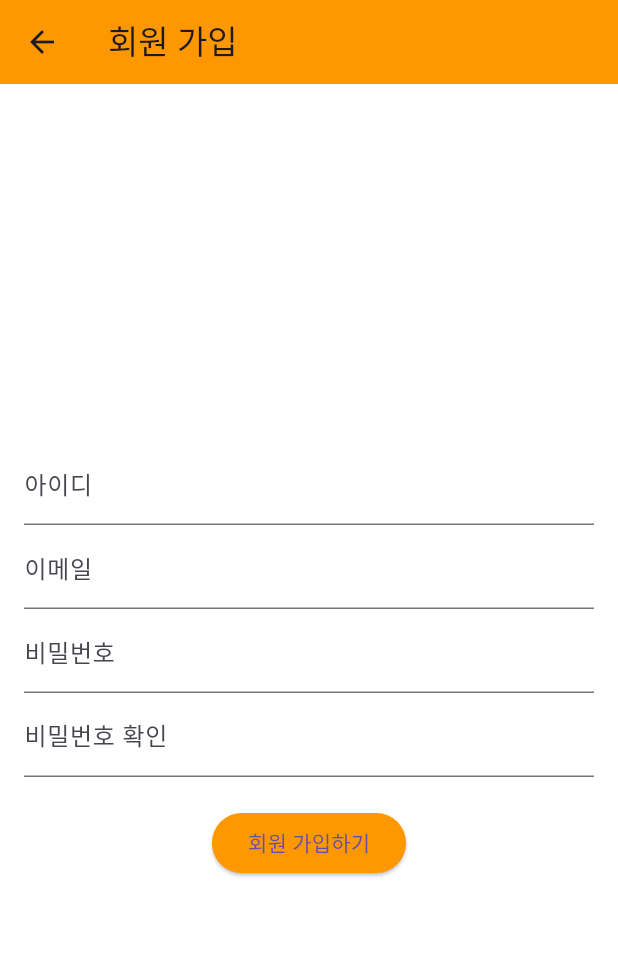
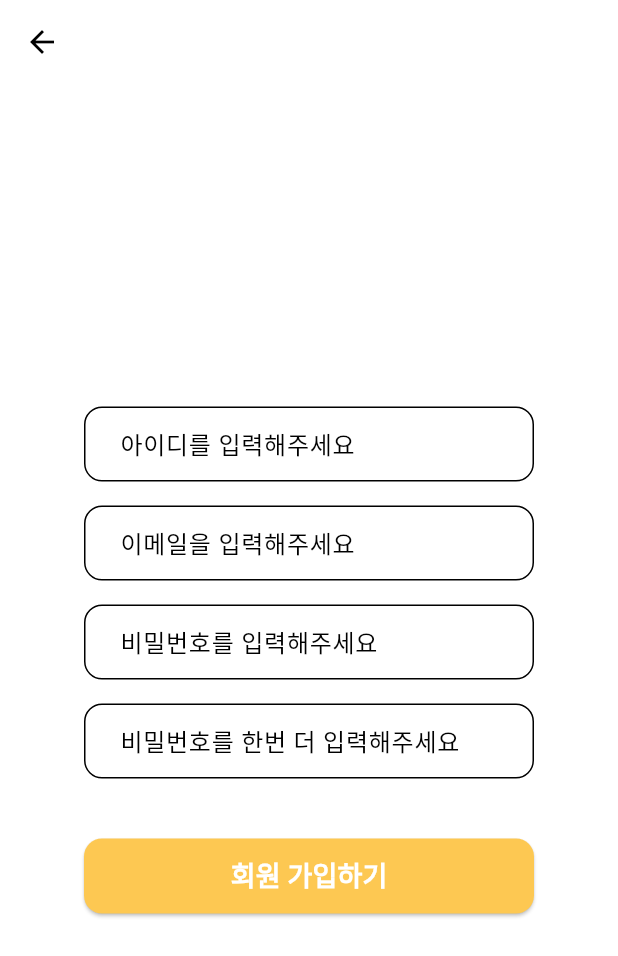
Before and after one commit to kminnyes/Familring, a Flutter app: the SignupScreen screen opened by its route, on a phone screen of 412 x 824 dp. Shown: the top 956 px of the screen. Run offline on Flutter 3.47's test engine with Material 3 defaults, Android fonts, the phone set to English and light mode, and no system bars; our stand-ins replace flutter_dotenv, shared_preferences, table_calendar; accounts and stored records are empty; network calls fail.

Commit message:
로그인, 회원가입 화면 디자인 변경

```diff
--- a/lib/main.dart
+++ b/lib/main.dart
@@ -43,19 +43,29 @@ class MyApp extends StatelessWidget {
     return MaterialApp(
       title: 'Flutter Navigation Bar',
       theme: ThemeData(
-        primarySwatch: Colors.blue,
-        scaffoldBackgroundColor: Colors.white, //앱 기본 배경색을 흰색으로 설정
+        primarySwatch: Colors.amber, // 앱의 기본 색상을 주황색으로 설정
+        scaffoldBackgroundColor: Colors.white, // 앱 기본 배경색을 흰색으로 설정
         appBarTheme: AppBarTheme(
           backgroundColor: Colors.white,
+          iconTheme: IconThemeData(color: Colors.black), // 앱바 아이콘 색상을 검은색으로 설정
         ),
         textTheme: TextTheme(
-          bodyMedium: TextStyle(fontSize: fontSize), // `bodyMedium` 사용
+          bodyMedium: TextStyle(fontSize: fontSize),
           bodyLarge: TextStyle(fontSize: fontSize),
-          headlineSmall: TextStyle(fontSize: fontSize), // 헤드라인에도 적용
+          headlineSmall: TextStyle(fontSize: fontSize),
+        ),
+        colorScheme: ColorScheme.fromSwatch(primarySwatch: Colors.amber).copyWith(
+          secondary: Colors.amber, // 강조 색상 설정
+        ),
+        inputDecorationTheme: InputDecorationTheme(
+          focusedBorder: OutlineInputBorder(
+            borderSide: BorderSide(color: Colors.amber), // 입력 필드 포커스 색상 설정
+            borderRadius: BorderRadius.circular(12.0),
+          ),
         ),
       ),
       debugShowCheckedModeBanner: false,
-      initialRoute: initialRoute, // 초기 경로 설정
+      initialRoute: initialRoute,
       routes: {
         '/login': (context) => LoginScreen(),
         '/signup': (context) => SignupScreen(),
@@ -65,7 +75,7 @@ class MyApp extends StatelessWidget {
         '/today_question': (context) => QuestionListScreen(),
         '/edit_profile': (context) => mypage.EditProfileScreen(nickname: '닉네임'),
         '/font_size_settings': (context) => FontSizeSettingsScreen(),
-        '/welcome' : (context) => WelcomeScreen()
+        '/welcome': (context) => WelcomeScreen(),
       },
     );
   }
--- a/lib/signup_screen.dart
+++ b/lib/signup_screen.dart
@@ -4,14 +4,14 @@ import 'dart:convert';
 
 class SignupScreen extends StatelessWidget {
   final TextEditingController _usernameController = TextEditingController();
-  final TextEditingController _emailController = TextEditingController(); // 이메일 입력 필드 추가
+  final TextEditingController _emailController = TextEditingController();
   final TextEditingController _passwordController = TextEditingController();
   final TextEditingController _confirmPasswordController = TextEditingController();
 
   // 회원가입 요청 함수
   void _signup(BuildContext context) async {
     String username = _usernameController.text;
-    String email = _emailController.text; // 이메일 데이터 추가
+    String email = _emailController.text;
     String password = _passwordController.text;
     String confirmPassword = _confirmPasswordController.text;
 
@@ -23,7 +23,7 @@ class SignupScreen extends StatelessWidget {
     }
 
     try {
-      var url = Uri.parse('http://127.0.0.1:8000/api/register/');  // 회원가입 URL
+      var url = Uri.parse('http://127.0.0.1:8000/api/register/');
       var response = await http.post(
         url,
         headers: {
@@ -31,13 +31,10 @@ class SignupScreen extends StatelessWidget {
         },
         body: jsonEncode({
           'username': username,
-          'email': email,  // 이메일 데이터 서버로 전달
+          'email': email,
           'password': password,
         }),
       );
-
-      print('Response status: ${response.statusCode}');
-      print('Response body: ${response.body}');
 
       if (response.statusCode == 201) {
         ScaffoldMessenger.of(context).showSnackBar(
@@ -51,7 +48,6 @@ class SignupScreen extends StatelessWidget {
         );
       }
     } catch (error) {
-      print('Error: $error');
       ScaffoldMessenger.of(context).showSnackBar(
         SnackBar(content: Text('회원가입 중 오류가 발생했습니다. 다시 시도해주세요.')),
       );
@@ -62,50 +58,72 @@ class SignupScreen extends StatelessWidget {
   Widget build(BuildContext context) {
     return Scaffold(
       appBar: AppBar(
-        title: Text('회원 가입'),
-        backgroundColor: Colors.orange,
+        backgroundColor: Colors.white,
+        elevation: 0,
+        leading: IconButton(
+          icon: Icon(Icons.arrow_back, color: Colors.black),
+          onPressed: () => Navigator.of(context).pop(),
         ),
-      body: Padding(
-        padding: const EdgeInsets.all(16.0),
+      ),
+      body: Center(
+        child: SingleChildScrollView(
+          padding: const EdgeInsets.symmetric(horizontal: 24.0),
           child: Column(
             mainAxisAlignment: MainAxisAlignment.center,
+            crossAxisAlignment: CrossAxisAlignment.center,
             children: [
-            TextField(
-              controller: _usernameController,
-              decoration: InputDecoration(
-                labelText: '아이디',
-              ),
-            ),
-            TextField(
-              controller: _emailController, // 이메일 입력 필드
-              decoration: InputDecoration(
-                labelText: '이메일',
-              ),
-              keyboardType: TextInputType.emailAddress,
-            ),
-            TextField(
-              controller: _passwordController,
-              decoration: InputDecoration(
-                labelText: '비밀번호',
-              ),
-              obscureText: true,
-            ),
-            TextField(
-              controller: _confirmPasswordController,
-              decoration: InputDecoration(
-                labelText: '비밀번호 확인',
-              ),
-              obscureText: true,
-            ),
-            SizedBox(height: 20),
-            ElevatedButton(
+              _buildTextField(_usernameController, '아이디를 입력해주세요', width: 300, height: 50),
+              SizedBox(height: 16),
+              _buildTextField(_emailController, '이메일을 입력해주세요', inputType: TextInputType.emailAddress, width: 300, height: 50),
+              SizedBox(height: 16),
+              _buildTextField(_passwordController, '비밀번호를 입력해주세요', isPassword: true, width: 300, height: 50),
+              SizedBox(height: 16),
+              _buildTextField(_confirmPasswordController, '비밀번호를 한번 더 입력해주세요', isPassword: true, width: 300, height: 50),
+              SizedBox(height: 40),
+              SizedBox(
+                width: 300,
+                height: 50,
+                child: ElevatedButton(
                   onPressed: () {
                     _signup(context);
                   },
-              child: Text('회원 가입하기'),
-              style: ElevatedButton.styleFrom(backgroundColor: Colors.orange),
+                  child: Text(
+                    '회원 가입하기',
+                    style: TextStyle(fontSize: 18, fontWeight: FontWeight.bold, color: Colors.white),
+                  ),
+                  style: ElevatedButton.styleFrom(
+                    backgroundColor: Color.fromARGB(255, 253, 200, 82),
+                    shape: RoundedRectangleBorder(
+                      borderRadius: BorderRadius.circular(12.0),
+                    ),
+                  ),
+                ),
               ),
             ],
+          ),
+        ),
+      ),
+    );
+  }
+
+  Widget _buildTextField(TextEditingController controller, String label,
+      {bool isPassword = false, TextInputType inputType = TextInputType.text, double width = 300, double height = 50}) {
+    return SizedBox(
+      width: width,
+      height: height,
+      child: TextField(
+        controller: controller,
+        obscureText: isPassword,
+        keyboardType: inputType,
+        decoration: InputDecoration(
+          labelText: label,
+          border: OutlineInputBorder(
+            borderRadius: BorderRadius.circular(12.0),
+            borderSide: BorderSide(color: Colors.grey),
+          ),
+          filled: true,
+          fillColor: Colors.white,
+          contentPadding: EdgeInsets.symmetric(vertical: 14, horizontal: 20),
         ),
       ),
     );
--- a/pubspec.yaml
+++ b/pubspec.yaml
@@ -82,7 +82,6 @@ flutter:
     - images/familring_user_icon6.png
     - images/familring_icon_in_bkl.png
     - images/login_icon.png
-    - images/familring_welcome.png
 
   # An image asset can refer to one or more resolution-specific "variants", see
   # https://flutter.dev/assets-and-images/#resolution-aware
```
Also changed, not shown: lib/login_screen.dart (+111 -33 lines), lib/welcome_screen.dart (+20 -20 lines), images/familring_welcome.png (deleted), 1 other file. Lines whose indentation alone changed are shown as unchanged.
